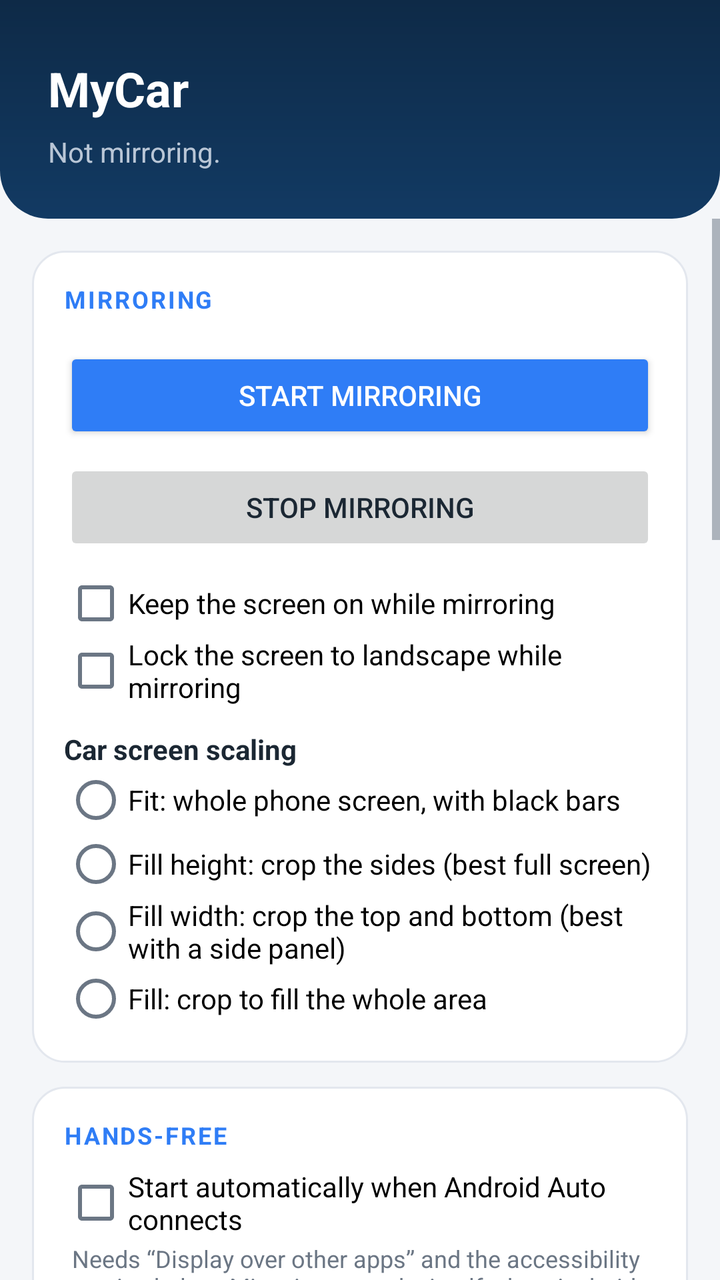
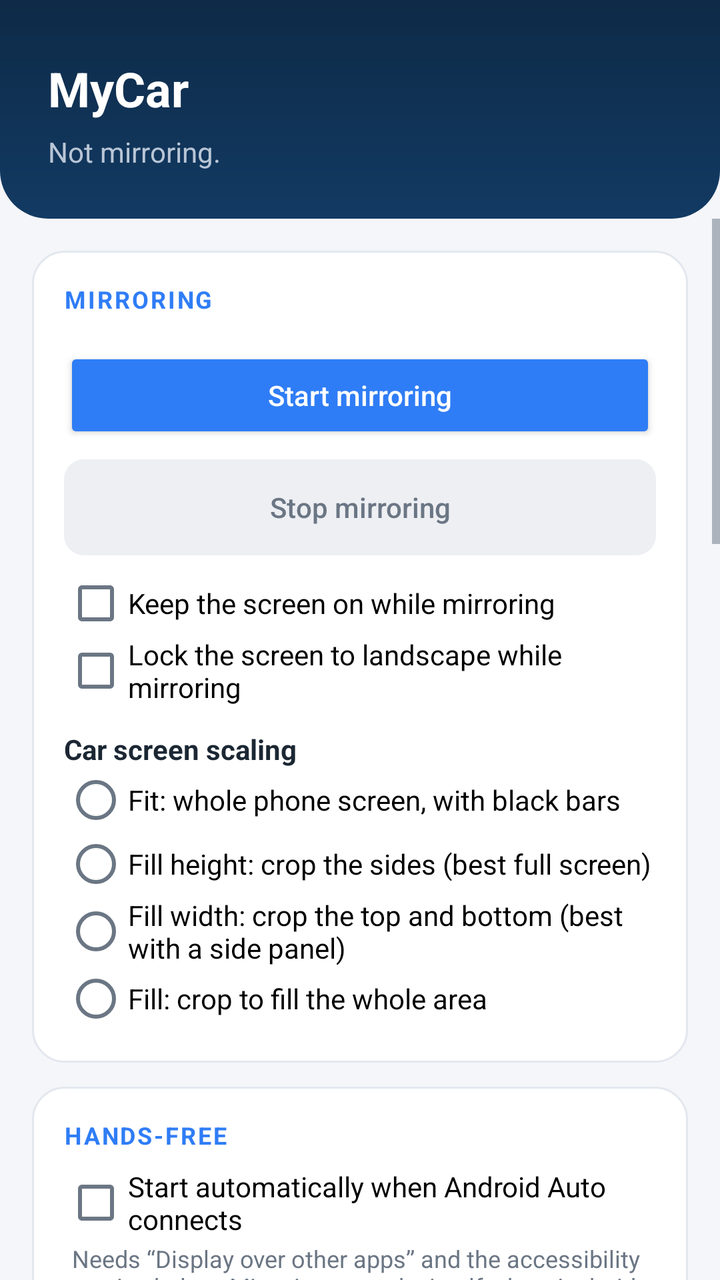

An Android layout rendered at two revisions. The XML below is the earlier revision; the diff shows what the commit changed to produce the second picture.
<!-- AndroidManifest.xml: application theme Theme.MyCar -->
<!-- res/layout/activity_main.xml -->
<?xml version="1.0" encoding="utf-8"?>
<LinearLayout xmlns:android="http://schemas.android.com/apk/res/android"
    android:layout_width="match_parent"
    android:layout_height="match_parent"
    android:orientation="vertical"
    android:background="@color/mycar_background">

    <LinearLayout
        android:id="@+id/header"
        android:layout_width="match_parent"
        android:layout_height="wrap_content"
        android:orientation="vertical"
        android:background="@drawable/bg_header"
        android:paddingStart="24dp"
        android:paddingTop="28dp"
        android:paddingEnd="24dp"
        android:paddingBottom="24dp">

        <TextView
            android:id="@+id/title"
            android:layout_width="wrap_content"
            android:layout_height="wrap_content"
            android:text="@string/app_name"
            android:textColor="@color/mycar_on_header"
            android:textSize="24sp"
            android:textStyle="bold" />

        <TextView
            android:id="@+id/status"
            android:layout_width="match_parent"
            android:layout_height="wrap_content"
            android:layout_marginTop="6dp"
            android:text="@string/status_idle"
            android:textColor="@color/mycar_on_header_muted"
            android:textSize="14sp" />
    </LinearLayout>

    <ScrollView
        android:layout_width="match_parent"
        android:layout_height="0dp"
        android:layout_weight="1"
        android:fillViewport="true">

        <LinearLayout
            android:layout_width="match_parent"
            android:layout_height="wrap_content"
            android:orientation="vertical"
            android:paddingStart="16dp"
            android:paddingTop="4dp"
            android:paddingEnd="16dp"
            android:paddingBottom="24dp">

            
            <LinearLayout style="@style/MyCar.Card">

                <TextView
                    style="@style/MyCar.SectionCaption"
                    android:text="@string/section_mirroring" />

                <Button
                    android:id="@+id/start"
                    style="@style/MyCar.Button.Primary"
                    android:text="@string/start_mirroring" />

                <Button
                    android:id="@+id/stop"
                    style="@style/MyCar.Button"
                    android:enabled="false"
                    android:text="@string/stop_mirroring" />

                <CheckBox
                    android:id="@+id/keep_screen_on"
                    android:layout_width="match_parent"
                    android:layout_height="wrap_content"
                    android:layout_marginTop="8dp"
                    android:text="@string/keep_screen_on" />

                <CheckBox
                    android:id="@+id/lock_landscape"
                    android:layout_width="match_parent"
                    android:layout_height="wrap_content"
                    android:text="@string/lock_landscape" />

                <TextView
                    style="@style/MyCar.FieldLabel"
                    android:text="@string/scale_mode" />

                <RadioGroup
                    android:id="@+id/scale_group"
                    android:layout_width="match_parent"
                    android:layout_height="wrap_content">

                    <RadioButton
                        android:id="@+id/scale_fit"
                        android:layout_width="match_parent"
                        android:layout_height="wrap_content"
                        android:text="@string/scale_fit" />

                    <RadioButton
                        android:id="@+id/scale_fill_height"
                        android:layout_width="match_parent"
                        android:layout_height="wrap_content"
                        android:text="@string/scale_fill_height" />

                    <RadioButton
                        android:id="@+id/scale_fill_width"
                        android:layout_width="match_parent"
                        android:layout_height="wrap_content"
                        android:text="@string/scale_fill_width" />

                    <RadioButton
                        android:id="@+id/scale_fill"
                        android:layout_width="match_parent"
                        android:layout_height="wrap_content"
                        android:text="@string/scale_fill" />
                </RadioGroup>
            </LinearLayout>

            
            <LinearLayout style="@style/MyCar.Card">

                <TextView
                    style="@style/MyCar.SectionCaption"
                    android:text="@string/section_hands_free" />

                <CheckBox
                    android:id="@+id/auto_start"
                    android:layout_width="match_parent"
                    android:layout_height="wrap_content"
                    android:text="@string/auto_start" />

                <TextView
                    android:id="@+id/auto_start_hint"
                    style="@style/MyCar.Hint"
                    android:text="@string/auto_start_hint" />

                <Button
                    android:id="@+id/start_app"
                    style="@style/MyCar.Button"
                    android:text="@string/start_app" />

                <CheckBox
                    android:id="@+id/close_app"
                    android:layout_width="match_parent"
                    android:layout_height="wrap_content"
                    android:layout_marginTop="8dp"
                    android:text="@string/close_app" />

                <TextView
                    style="@style/MyCar.Hint"
                    android:text="@string/close_app_hint" />

                <Button
                    android:id="@+id/close_app_picker"
                    style="@style/MyCar.Button"
                    android:text="@string/close_app_pick" />

                <CheckBox
                    android:id="@+id/close_app_hard"
                    android:layout_width="match_parent"
                    android:layout_height="wrap_content"
                    android:text="@string/close_app_hard" />
            </LinearLayout>

            
            <LinearLayout style="@style/MyCar.Card">

                <TextView
                    style="@style/MyCar.SectionCaption"
                    android:text="@string/section_car_screen" />

                <CheckBox
                    android:id="@+id/touch_control"
                    android:layout_width="match_parent"
                    android:layout_height="wrap_content"
                    android:text="@string/touch_control" />

                <Button
                    android:id="@+id/accessibility_settings"
                    style="@style/MyCar.Button"
                    android:text="@string/open_accessibility_settings" />

                <CheckBox
                    android:id="@+id/quick_launch"
                    android:layout_width="match_parent"
                    android:layout_height="wrap_content"
                    android:layout_marginTop="8dp"
                    android:text="@string/quick_launch" />

                <TextView
                    style="@style/MyCar.Hint"
                    android:text="@string/quick_launch_hint" />

                <Button
                    android:id="@+id/manage_launcher_apps"
                    style="@style/MyCar.Button"
                    android:text="@string/manage_launcher_apps" />

                <TextView
                    style="@style/MyCar.FieldLabel"
                    android:text="@string/car_category" />

                <RadioGroup
                    android:id="@+id/category_group"
                    android:layout_width="match_parent"
                    android:layout_height="wrap_content">

                    <RadioButton
                        android:id="@+id/category_navigation"
                        android:layout_width="match_parent"
                        android:layout_height="wrap_content"
                        android:text="@string/car_category_navigation" />

                    <RadioButton
                        android:id="@+id/category_weather"
                        android:layout_width="match_parent"
                        android:layout_height="wrap_content"
                        android:text="@string/car_category_weather" />
                </RadioGroup>

                <TextView
                    style="@style/MyCar.Hint"
                    android:text="@string/car_category_hint" />
            </LinearLayout>

            
            <LinearLayout style="@style/MyCar.Card">

                <TextView
                    style="@style/MyCar.SectionCaption"
                    android:text="@string/section_appearance" />

                <RadioGroup
                    android:id="@+id/theme_group"
                    android:layout_width="match_parent"
                    android:layout_height="wrap_content">

                    <RadioButton
                        android:id="@+id/theme_system"
                        android:layout_width="match_parent"
                        android:layout_height="wrap_content"
                        android:text="@string/theme_system" />

                    <RadioButton
                        android:id="@+id/theme_light"
                        android:layout_width="match_parent"
                        android:layout_height="wrap_content"
                        android:text="@string/theme_light" />

                    <RadioButton
                        android:id="@+id/theme_dark"
                        android:layout_width="match_parent"
                        android:layout_height="wrap_content"
                        android:text="@string/theme_dark" />
                </RadioGroup>
            </LinearLayout>

            
            <LinearLayout style="@style/MyCar.Card">

                <TextView
                    style="@style/MyCar.SectionCaption"
                    android:text="@string/section_updates" />

                <Button
                    android:id="@+id/check_updates"
                    style="@style/MyCar.Button"
                    android:text="@string/check_updates" />

                <TextView
                    android:id="@+id/update_status"
                    style="@style/MyCar.Hint"
                    android:gravity="center" />
            </LinearLayout>

            <TextView
                style="@style/MyCar.Hint"
                android:layout_marginTop="16dp"
                android:text="@string/help_text" />

        </LinearLayout>
    </ScrollView>

</LinearLayout>
<!-- resources referenced by this layout -->
<resources>
  <color name="mycar_background">#F4F6F9</color>
  <color name="mycar_on_header">#FFFFFF</color>
  <color name="mycar_on_header_muted">#B9C6D6</color>
  <string name="app_name">MyCar</string>
  <string name="auto_start">Start automatically when Android Auto connects</string>
  <string name="car_category">Android Auto category</string>
  <string name="car_category_hint">Takes effect when Android Auto reconnects.</string>
  <string name="check_updates">Check for updates</string>
  <string name="close_app">Close an app when Android Auto disconnects</string>
  <string name="close_app_hard">Force stop it (stops media and background work)</string>
  <string name="close_app_hint">Needs the accessibility service below: it leaves the app, or force stops it if you choose that. Without it, Android only lets MyCar reap the app\'s background process (Android 13 and below).</string>
  <string name="close_app_pick">Choose app to close</string>
  <string name="keep_screen_on">Keep the screen on while mirroring</string>
  <string name="lock_landscape">Lock the screen to landscape while mirroring</string>
  <string name="manage_launcher_apps">Choose launcher apps</string>
  <string name="quick_launch">Show the quick launch menu on the car screen</string>
  <string name="scale_fill">Fill: crop to fill the whole area</string>
  <string name="scale_fit">Fit: whole phone screen, with black bars</string>
  <string name="scale_mode">Car screen scaling</string>
  <string name="section_appearance">Appearance</string>
  <string name="section_car_screen">Car screen</string>
  <string name="section_hands_free">Hands-free</string>
  <string name="section_mirroring">Mirroring</string>
  <string name="section_updates">Updates</string>
  <string name="start_app">Open apps when mirroring starts</string>
  <string name="start_mirroring">Start mirroring</string>
  <string name="status_idle">Not mirroring.</string>
  <string name="stop_mirroring">Stop mirroring</string>
  <string name="theme_dark">Dark</string>
  <string name="theme_light">Light</string>
  <string name="theme_system">Match system</string>
  <string name="touch_control">Control the phone from the car touchscreen</string>
  <style name="MyCar.Button">
          <item name="android:layout_width">match_parent</item>
          <item name="android:layout_height">wrap_content</item>
          <item name="android:layout_marginTop">8dp</item>
      </style>
  <color name="mycar_header_dark">#123A63</color>
  <color name="mycar_header">#0E2A47</color>
  <color name="mycar_accent">#2F7DF6</color>
  <color name="mycar_on_accent">#FFFFFF</color>
  <color name="mycar_text">#1B2733</color>
  <color name="mycar_text_muted">#6B7684</color>
  <color name="mycar_surface">#FFFFFF</color>
  <color name="mycar_stroke">#E3E7EE</color>
  <!-- unchanged entries left out for length: 16 -->
</resources>

<!-- the commit's change to res/layout/activity_main.xml (unified diff, before → after) -->
@@ -64,7 +64,7 @@
 
                 <Button
                     android:id="@+id/stop"
-                    style="@style/MyCar.Button"
+                    style="@style/MyCar.Button.Secondary"
                     android:enabled="false"
                     android:text="@string/stop_mirroring" />
 
@@ -136,7 +136,7 @@
 
                 <Button
                     android:id="@+id/start_app"
-                    style="@style/MyCar.Button"
+                    style="@style/MyCar.Button.Secondary"
                     android:text="@string/start_app" />
 
                 <CheckBox
@@ -152,7 +152,7 @@
 
                 <Button
                     android:id="@+id/close_app_picker"
-                    style="@style/MyCar.Button"
+                    style="@style/MyCar.Button.Secondary"
                     android:text="@string/close_app_pick" />
 
                 <CheckBox
@@ -177,7 +177,7 @@
 
                 <Button
                     android:id="@+id/accessibility_settings"
-                    style="@style/MyCar.Button"
+                    style="@style/MyCar.Button.Secondary"
                     android:text="@string/open_accessibility_settings" />
 
                 <CheckBox
@@ -193,7 +193,7 @@
 
                 <Button
                     android:id="@+id/manage_launcher_apps"
-                    style="@style/MyCar.Button"
+                    style="@style/MyCar.Button.Secondary"
                     android:text="@string/manage_launcher_apps" />
 
                 <TextView
@@ -264,7 +264,7 @@
 
                 <Button
                     android:id="@+id/check_updates"
-                    style="@style/MyCar.Button"
+                    style="@style/MyCar.Button.Secondary"
                     android:text="@string/check_updates" />
 
                 <TextView
<!-- resource entries referenced after the edit -->
@@ -10,7 +10,7 @@
   <string name="check_updates">Check for updates</string>
   <string name="close_app">Close an app when Android Auto disconnects</string>
   <string name="close_app_hard">Force stop it (stops media and background work)</string>
-  <string name="close_app_hint">Needs the accessibility service below: it leaves the app, or force stops it if you choose that. Without it, Android only lets MyCar reap the app\'s background process (Android 13 and below).</string>
+  <string name="close_app_hint">Needs the accessibility service; without it, only the app\'s background process can be cleared (Android 13 and below).</string>
   <string name="close_app_pick">Choose app to close</string>
   <string name="keep_screen_on">Keep the screen on while mirroring</string>
   <string name="lock_landscape">Lock the screen to landscape while mirroring</string>
@@ -32,17 +32,47 @@
   <string name="theme_light">Light</string>
   <string name="theme_system">Match system</string>
   <string name="touch_control">Control the phone from the car touchscreen</string>
+  <style name="MyCar.Button.Secondary" parent="MyCar.Button">
+          <item name="android:background">@drawable/bg_button_secondary</item>
+          <item name="android:textColor">@color/button_secondary_text</item>
+      </style>
   <style name="MyCar.Button">
           <item name="android:layout_width">match_parent</item>
           <item name="android:layout_height">wrap_content</item>
           <item name="android:layout_marginTop">8dp</item>
+          <item name="android:textAllCaps">false</item>
       </style>
   <color name="mycar_header_dark">#123A63</color>
   <color name="mycar_header">#0E2A47</color>
   <color name="mycar_accent">#2F7DF6</color>
   <color name="mycar_on_accent">#FFFFFF</color>
+  <!-- drawable bg_button_secondary (drawable) -->
+  <?xml version="1.0" encoding="utf-8"?>
+  <selector xmlns:android="http://schemas.android.com/apk/res/android">
+      <item android:state_enabled="false">
+          <shape android:shape="rectangle">
+              <solid android:color="@color/mycar_secondary_disabled" />
+              <corners android:radius="10dp" />
+          </shape>
+      </item>
+      <item android:state_pressed="true">
+          <shape android:shape="rectangle">
+              <solid android:color="@color/mycar_secondary_pressed" />
+              <corners android:radius="10dp" />
+          </shape>
+      </item>
+      <item>
+          <shape android:shape="rectangle">
+              <solid android:color="@color/mycar_secondary" />
+              <corners android:radius="10dp" />
+          </shape>
+      </item>
+  </selector>
   <color name="mycar_text">#1B2733</color>
   <color name="mycar_text_muted">#6B7684</color>
+  <color name="mycar_secondary_disabled">#EDEFF3</color>
+  <color name="mycar_secondary_pressed">#D3E4FD</color>
+  <color name="mycar_secondary">#E7F0FE</color>
   <color name="mycar_surface">#FFFFFF</color>
   <color name="mycar_stroke">#E3E7EE</color>
   <!-- unchanged entries left out for length: 16 -->
